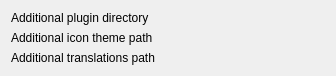
Martchus/qtutilities, file settingsdialog/qtenvoptionpage.ui: the form before one commit.
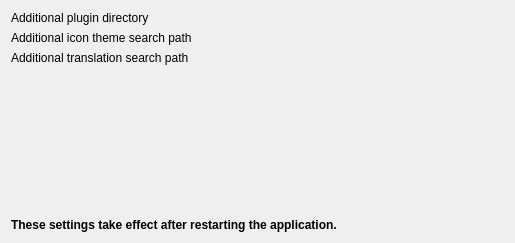
The form after the commit. Custom widgets are drawn as their Qt base class.

Commit message:
Improve Qt settings
Setting font and icon theme doesn't work yet, not sure
about locale

What changed in the file:
```diff
--- a/settingsdialog/qtenvoptionpage.ui
+++ b/settingsdialog/qtenvoptionpage.ui
@@ -6,8 +6,8 @@
    <rect>
     <x>0</x>
     <y>0</y>
-    <width>336</width>
-    <height>66</height>
+    <width>515</width>
+    <height>243</height>
    </rect>
   </property>
   <property name="windowTitle">
@@ -16,7 +16,9 @@
   <property name="styleSheet">
    <string notr="true">QGroupBox { font-weight: bold };</string>
   </property>
-  <layout class="QFormLayout" name="formLayout">
+  <layout class="QVBoxLayout" name="verticalLayout">
+   <item>
+    <layout class="QGridLayout" name="gridLayout">
    <item row="0" column="0">
     <widget class="QLabel" name="pluginDirLabel">
      <property name="text">
@@ -30,22 +32,53 @@
    <item row="1" column="0">
     <widget class="QLabel" name="iconThemePathLabel">
      <property name="text">
-      <string>Additional icon theme path</string>
+        <string>Additional icon theme search path</string>
      </property>
     </widget>
    </item>
    <item row="1" column="1">
-    <widget class="Widgets::PathSelection" name="iconThemePathSelection" native="true"/>
+      <widget class="Widgets::PathSelection" name="iconThemeSearchPathSelection" native="true"/>
    </item>
    <item row="2" column="0">
-    <widget class="QLabel" name="translationsPathLabel">
+      <widget class="QLabel" name="translationsSearchPathLabel">
      <property name="text">
-      <string>Additional translations path</string>
+        <string>Additional translation search path</string>
      </property>
     </widget>
    </item>
    <item row="2" column="1">
     <widget class="Widgets::PathSelection" name="translationPathSelection" native="true"/>
+     </item>
+    </layout>
+   </item>
+   <item>
+    <spacer name="verticalSpacer">
+     <property name="orientation">
+      <enum>Qt::Vertical</enum>
+     </property>
+     <property name="sizeHint" stdset="0">
+      <size>
+       <width>20</width>
+       <height>40</height>
+      </size>
+     </property>
+    </spacer>
+   </item>
+   <item>
+    <widget class="QLabel" name="label">
+     <property name="font">
+      <font>
+       <weight>75</weight>
+       <bold>true</bold>
+      </font>
+     </property>
+     <property name="text">
+      <string>These settings take effect after restarting the application.</string>
+     </property>
+     <property name="textFormat">
+      <enum>Qt::PlainText</enum>
+     </property>
+    </widget>
    </item>
   </layout>
  </widget>
```
Lines whose indentation alone changed are shown as unchanged. The commit also changes 11 other files.
